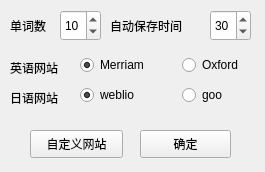
Old version of the form src/settingswidget.ui in the repository lxl66566/wordsreciter.
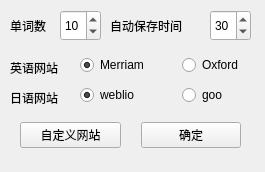
New version of the form.

```diff
--- a/src/settingswidget.ui
+++ b/src/settingswidget.ui
@@ -116,19 +116,6 @@
     <string>英语网站</string>
    </property>
   </widget>
-  <widget class="QPushButton" name="okbutton">
-   <property name="geometry">
-    <rect>
-     <x>140</x>
-     <y>130</y>
-     <width>91</width>
-     <height>28</height>
-    </rect>
-   </property>
-   <property name="text">
-    <string>确定</string>
-   </property>
-  </widget>
   <widget class="QLabel" name="label_4">
    <property name="geometry">
     <rect>
@@ -171,18 +158,34 @@
     </item>
    </layout>
   </widget>
-  <widget class="QPushButton" name="diyurl">
+  <widget class="QWidget" name="horizontalLayoutWidget_3">
    <property name="geometry">
     <rect>
-     <x>30</x>
-     <y>130</y>
-     <width>93</width>
-     <height>28</height>
+     <x>20</x>
+     <y>110</y>
+     <width>221</width>
+     <height>51</height>
     </rect>
    </property>
-   <property name="text">
-    <string>自定义网站</string>
-   </property>
+   <layout class="QHBoxLayout" name="horizontalLayout_3">
+    <property name="spacing">
+     <number>20</number>
+    </property>
+    <item>
+     <widget class="QPushButton" name="diyurl">
+      <property name="text">
+       <string>自定义网站</string>
+      </property>
+     </widget>
+    </item>
+    <item>
+     <widget class="QPushButton" name="okbutton">
+      <property name="text">
+       <string>确定</string>
+      </property>
+     </widget>
+    </item>
+   </layout>
   </widget>
  </widget>
  <resources/>
```
Left out of the diff: 9 changed lines with no effect on the pictures.
